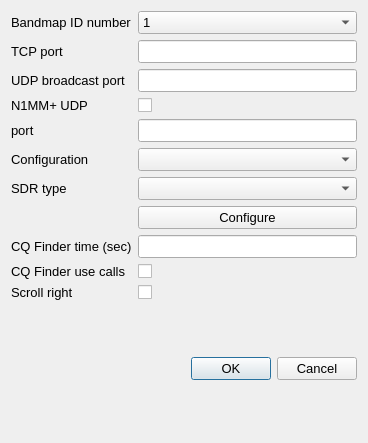
This is so2sdr-bandmap/sdrdialog.ui in n4ogw/so2sdr as Qt 5 draws it before an edit. The edited form follows.
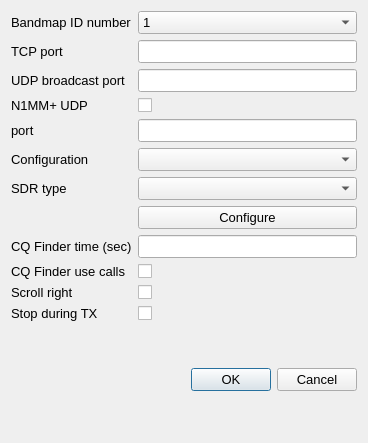
This is the edited form.

Diff of the .ui file:
```diff
--- a/so2sdr-bandmap/sdrdialog.ui
+++ b/so2sdr-bandmap/sdrdialog.ui
@@ -245,6 +245,23 @@
      <item row="5" column="1">
       <widget class="QComboBox" name="modeComboBox"/>
      </item>
+     <item row="11" column="0">
+      <widget class="QLabel" name="label_10">
+       <property name="text">
+        <string>Stop during TX</string>
+       </property>
+      </widget>
+     </item>
+     <item row="11" column="1">
+      <widget class="QCheckBox" name="txStopCheckBox">
+       <property name="toolTip">
+        <string>Stop bandmap during transmit</string>
+       </property>
+       <property name="text">
+        <string/>
+       </property>
+      </widget>
+     </item>
     </layout>
    </item>
    <item>
```
